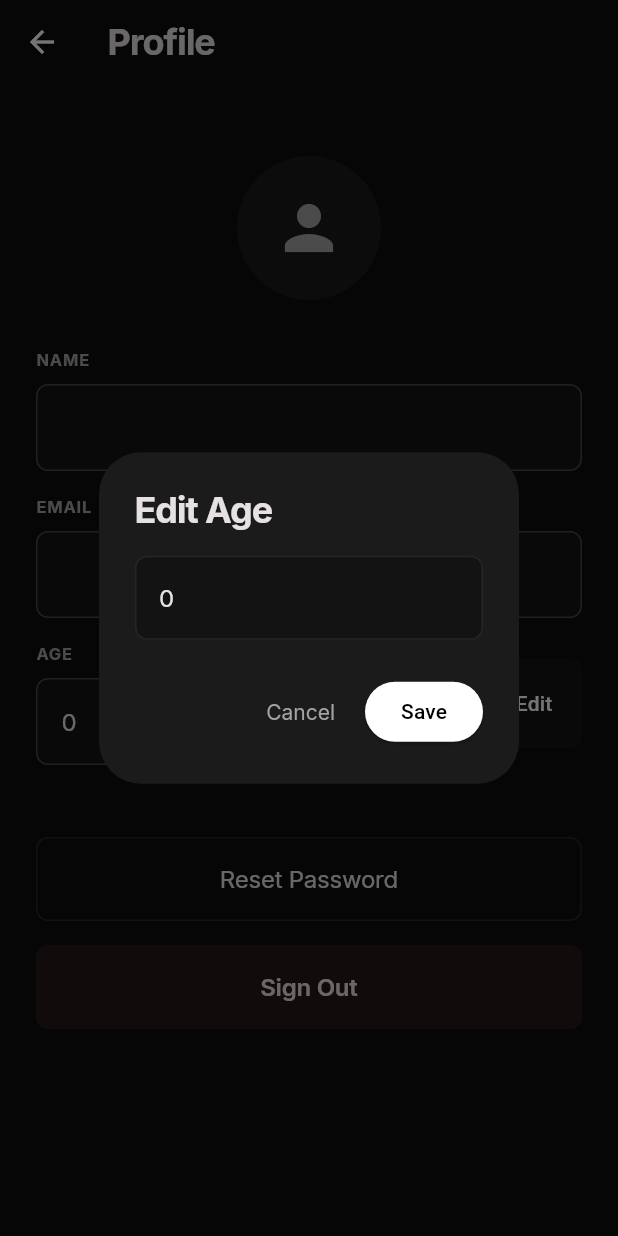
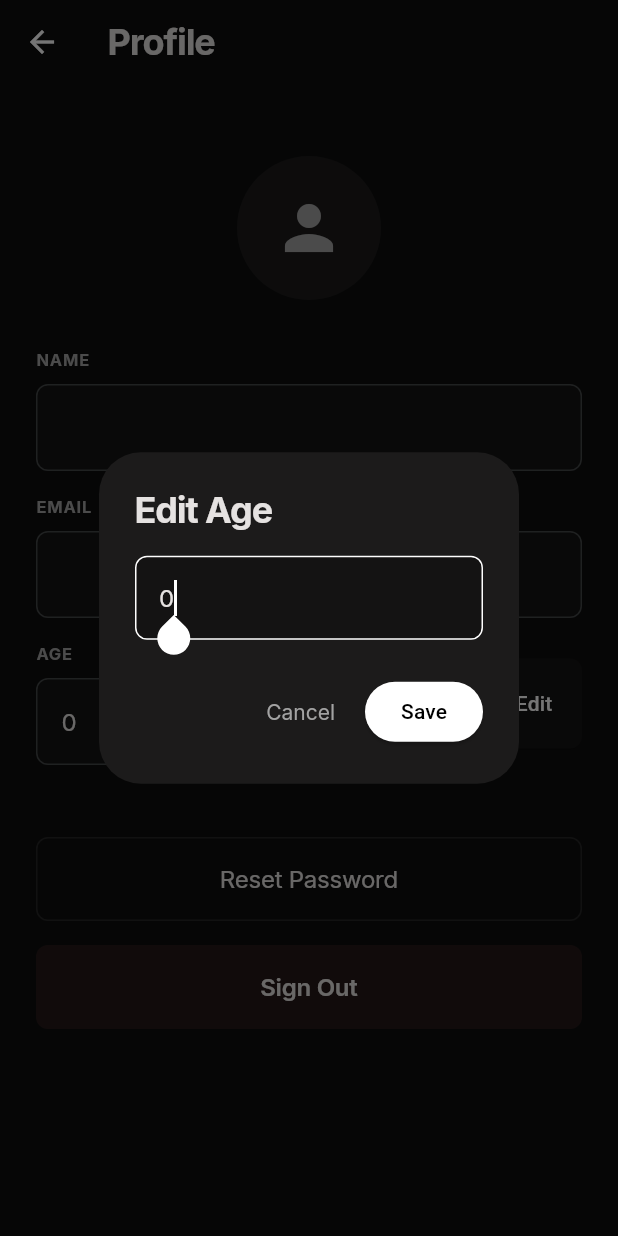
Before and after one commit to Mortarion002/aiops-command, a Flutter app: the ProfileScreen screen opened by its route, after a tap on "Edit", on a phone screen of 412 x 824 dp. Run offline on Flutter 3.47's test engine with Material 3 defaults, Android fonts, the phone set to English and light mode, and no system bars; our stand-ins replace cloud_firestore, firebase_auth, firebase_core, flutter_riverpod, go_router, google_fonts and 1 more; accounts and stored records are empty; generated files the repository leaves out were written again.

Commit message:
Fix Edit Age button: handle null appUser, create Firestore doc if missing

```diff
--- a/lib/features/settings/screens/profile_screen.dart
+++ b/lib/features/settings/screens/profile_screen.dart
@@ -53,11 +53,11 @@ class ProfileScreen extends ConsumerWidget {
                     return Row(
                       children: [
                         Expanded(
-                        child: _buildInfoField("Age", appUser?.age?.toString() ?? "Not provided"),
+                          child: _buildInfoField("Age", appUser?.age?.toString() ?? "Not set"),
                         ),
                         const SizedBox(width: 16),
                         ElevatedButton(
-                        onPressed: () => _showEditAgeDialog(context, ref, appUser),
+                          onPressed: () => _showEditAgeDialog(context, ref, user?.uid, appUser),
                           style: ElevatedButton.styleFrom(
                             backgroundColor: AppColors.surface,
                             foregroundColor: AppColors.primary,
@@ -70,7 +70,22 @@ class ProfileScreen extends ConsumerWidget {
                     );
                   },
                   loading: () => const Center(child: CircularProgressIndicator()),
-                error: (_, __) => _buildInfoField("Age", "Error loading data"),
+                  error: (_, __) => Row(
+                    children: [
+                      Expanded(child: _buildInfoField("Age", "Not set")),
+                      const SizedBox(width: 16),
+                      ElevatedButton(
+                        onPressed: () => _showEditAgeDialog(context, ref, user?.uid, null),
+                        style: ElevatedButton.styleFrom(
+                          backgroundColor: AppColors.surface,
+                          foregroundColor: AppColors.primary,
+                          shape: RoundedRectangleBorder(borderRadius: BorderRadius.circular(8)),
+                          padding: const EdgeInsets.symmetric(horizontal: 16, vertical: 20),
+                        ),
+                        child: const Text("Edit"),
+                      ),
+                    ],
+                  ),
                 ),
 
               const SizedBox(height: 48),
@@ -133,44 +148,62 @@ class ProfileScreen extends ConsumerWidget {
     );
   }
 
-  void _showEditAgeDialog(BuildContext context, WidgetRef ref, AppUser? appUser) {
-    if (appUser == null) return;
-
-    final controller = TextEditingController(text: appUser.age?.toString() ?? "");
+  void _showEditAgeDialog(BuildContext context, WidgetRef ref, String? uid, AppUser? appUser) {
+    if (uid == null) return;
+    final controller = TextEditingController(text: appUser?.age?.toString() ?? "");
 
     showDialog(
       context: context,
-      builder: (context) => AlertDialog(
+      builder: (dialogContext) => AlertDialog(
         backgroundColor: AppColors.surfaceContainer,
         title: Text("Edit Age", style: AppTextStyles.h2),
         content: TextField(
           controller: controller,
           keyboardType: TextInputType.number,
+          autofocus: true,
           style: AppTextStyles.bodyLg,
           decoration: InputDecoration(
             hintText: "Enter your age",
             hintStyle: AppTextStyles.bodyMd.copyWith(color: AppColors.mutedText),
             filled: true,
             fillColor: AppColors.surface,
-            border: OutlineInputBorder(borderRadius: BorderRadius.circular(8), borderSide: BorderSide.none),
+            border: OutlineInputBorder(
+              borderRadius: BorderRadius.circular(8),
+              borderSide: BorderSide.none,
+            ),
           ),
         ),
         actions: [
           TextButton(
-            onPressed: () => context.pop(),
+            onPressed: () => Navigator.of(dialogContext).pop(),
             child: Text("Cancel", style: AppTextStyles.bodyMd.copyWith(color: AppColors.mutedText)),
           ),
           ElevatedButton(
             onPressed: () async {
-              final newAge = int.tryParse(controller.text);
-              if (newAge != null) {
-                final updatedUser = appUser.copyWith(age: newAge);
-                await ref.read(userRepositoryProvider).updateUser(updatedUser);
-                ref.invalidate(currentUserProfileProvider); // refresh UI
+              final newAge = int.tryParse(controller.text.trim());
+              if (newAge != null && newAge > 0) {
+                final repo = ref.read(userRepositoryProvider);
+                if (appUser != null) {
+                  // Update existing document
+                  await repo.updateUser(appUser.copyWith(age: newAge));
+                } else {
+                  // No Firestore doc yet — create one
+                  final firebaseUser = ref.read(authProvider).value;
+                  await repo.createUser(AppUser(
+                    id: uid,
+                    email: firebaseUser?.email ?? '',
+                    name: firebaseUser?.displayName ?? '',
+                    age: newAge,
+                  ));
                 }
-              if (context.mounted) context.pop();
+                ref.invalidate(currentUserProfileProvider);
+              }
+              if (dialogContext.mounted) Navigator.of(dialogContext).pop();
             },
-            style: ElevatedButton.styleFrom(backgroundColor: AppColors.primary, foregroundColor: Colors.black),
+            style: ElevatedButton.styleFrom(
+              backgroundColor: AppColors.primary,
+              foregroundColor: Colors.black,
+            ),
             child: const Text("Save"),
           ),
         ],
```
Lines whose indentation alone changed are shown as unchanged.
